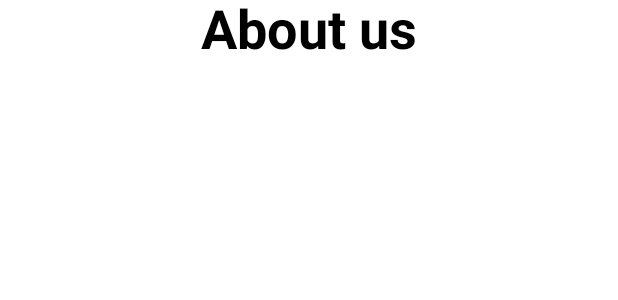
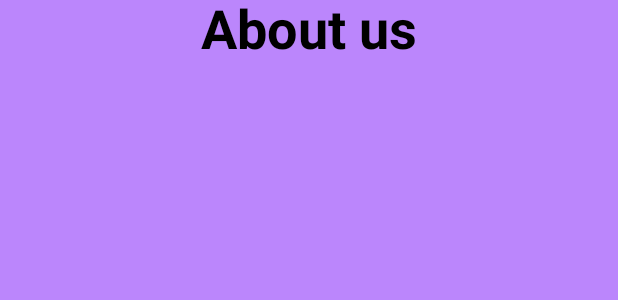
Before and after one commit to GabrielMarBarrio/black-gabs-android, an Android app: the layout activity_main.xml on its own in the app's theme, with its tools: preview values and no code run, on a phone screen of 412 x 824 dp. Shown: the top 300 px of the screen. Run offline under Robolectric (Android 15) with nearby library versions, the phone set to English and light mode, and no system bars; network calls fail.

Commit message:
change color interface about me

```diff
--- a/app/src/main/res/layout/activity_main.xml
+++ b/app/src/main/res/layout/activity_main.xml
@@ -4,6 +4,7 @@
     xmlns:tools="http://schemas.android.com/tools"
     android:layout_width="match_parent"
     android:layout_height="match_parent"
+    android:background="@color/purple_200"
     tools:context=".MainActivity">
 
     <TextView
@@ -22,13 +23,12 @@
 
     <LinearLayout
         android:id="@+id/tableheader"
-        android:orientation="horizontal"
         android:layout_width="match_parent"
         android:layout_height="wrap_content"
-        app:layout_constraintTop_toTopOf="parent"
+        android:orientation="horizontal"
         app:layout_constraintLeft_toLeftOf="parent"
         app:layout_constraintRight_toRightOf="parent"
-        >
+        app:layout_constraintTop_toTopOf="parent">
 
         <TextView
             android:layout_width="0dp"
@@ -58,10 +58,11 @@
         android:layout_width="0dp"
         android:layout_height="0dp"
         android:layout_marginTop="24dp"
+        android:background="@color/purple_200"
         app:layout_constraintBottom_toBottomOf="parent"
         app:layout_constraintHorizontal_bias="0.0"
+
         app:layout_constraintLeft_toLeftOf="parent"
-
         app:layout_constraintRight_toRightOf="parent"
         app:layout_constraintTop_toBottomOf="@id/tableheader"
         app:layout_constraintVertical_bias="0.0" />
```
Also changed, not shown: app/src/main/res/layout/item_student.xml (+17 -12 lines).
